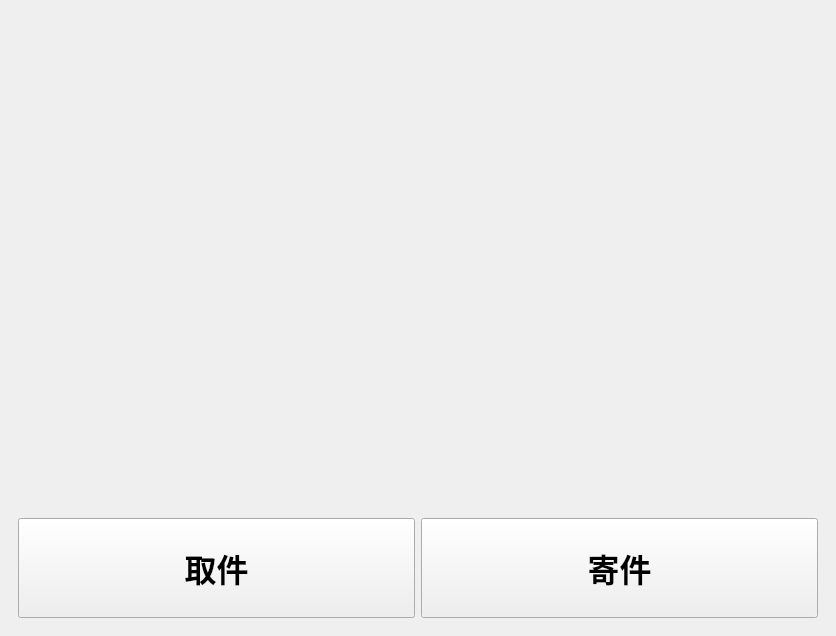
The window that gbx_delivery_rqt/resources/main_window.ui (L-SY/gbx_navigation) describes before a commit, drawn with Qt 5.
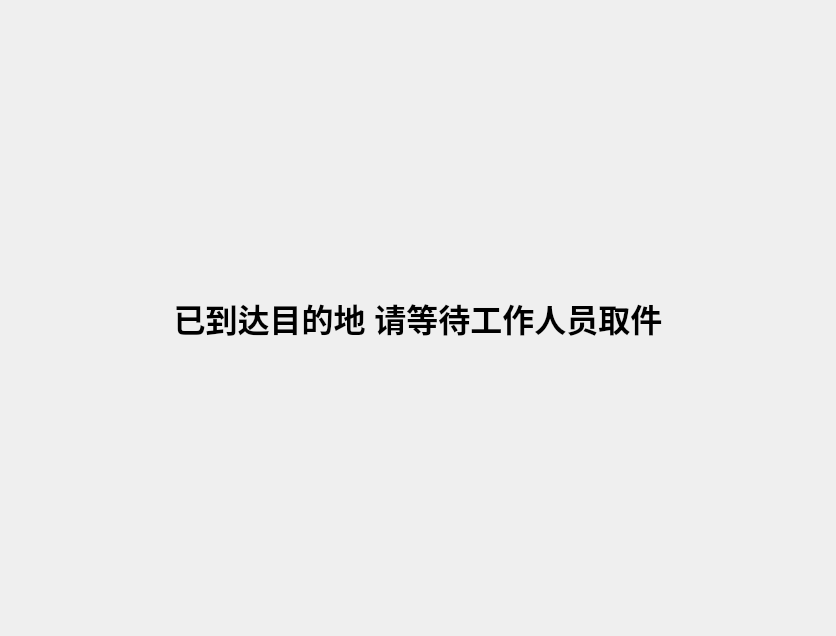
The same window after the commit. The open tabs and pages were chosen to show the change.

Diff of the .ui file:
```diff
--- a/gbx_delivery_rqt/resources/main_window.ui
+++ b/gbx_delivery_rqt/resources/main_window.ui
@@ -178,6 +178,28 @@
                             </layout>
                         </widget>
 
+                        <widget class="QWidget" name="arrivalPage">
+                            <layout class="QVBoxLayout" name="verticalLayout">
+                                <item>
+                                    <widget class="QLabel" name="arrivalLabel">
+                                        <property name="font">
+                                            <font>
+                                                <pointsize>24</pointsize>
+                                                <weight>75</weight>
+                                                <bold>true</bold>
+                                            </font>
+                                        </property>
+                                        <property name="alignment">
+                                            <set>Qt::AlignCenter</set>
+                                        </property>
+                                        <property name="text">
+                                            <string>已到达目的地 请等待工作人员取件</string>
+                                        </property>
+                                    </widget>
+                                </item>
+                            </layout>
+                        </widget>
+
                         <!-- Pickup Phone Page -->
                         <widget class="QWidget" name="pickupPhonePage">
                             <layout class="QVBoxLayout" name="pickupLayout">
```
